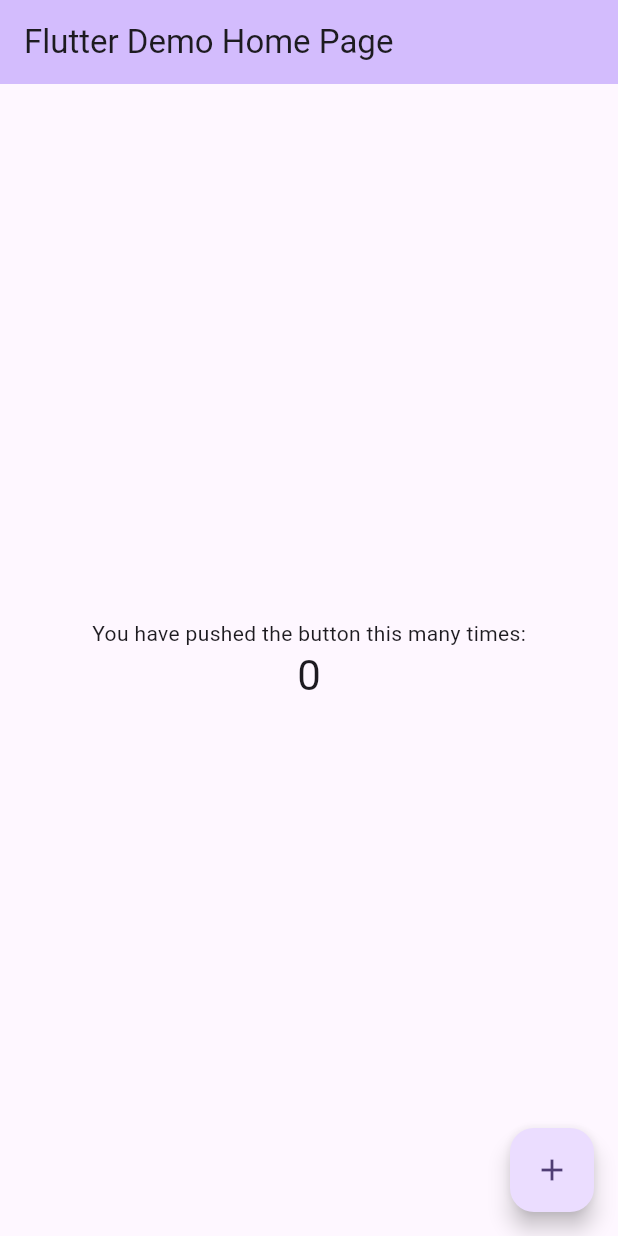
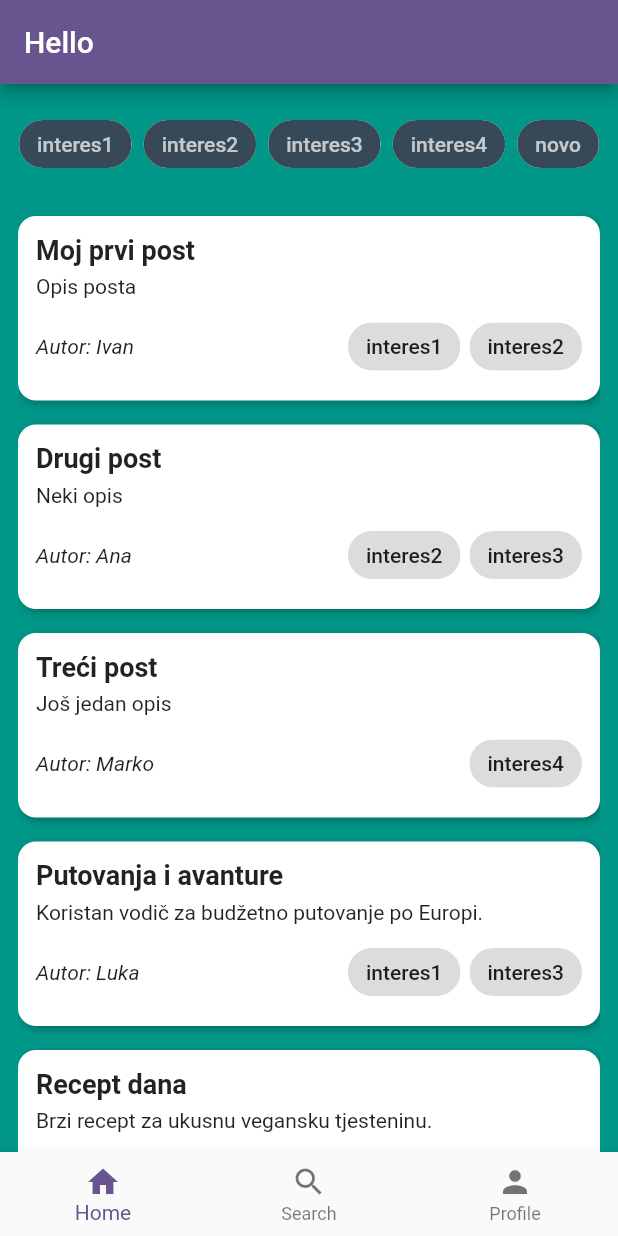
Before and after one commit to ManiTheG/SideQuest, a Flutter app: the screen it shows after launch, on a phone screen of 412 x 824 dp. Run offline on Flutter 3.47's test engine with Material 3 defaults, Android fonts, the phone set to English and light mode, and no system bars; our stand-ins replace firebase_core; accounts and stored records are empty.

Commit message:
Kreiran home screen.
Dodatno mjenjan home screen i kreiran profile screen.

Testno dodana lista postova.

```diff
--- a/lib/main.dart
+++ b/lib/main.dart
@@ -1,6 +1,75 @@
-import 'package:flutter/material.dart';
+// ...existing code...
 import 'package:firebase_core/firebase_core.dart';
 import 'firebase_options.dart';
+import 'package:flutter/material.dart';
+import 'profile.dart';
+
+class Post {
+  final String naslov;
+  final String opis;
+  final String autor;
+  final List<String> interesi;
+
+  Post({
+    required this.naslov,
+    required this.opis,
+    required this.autor,
+    required this.interesi,
+  });
+}
+
+final List<String> _interesi = ["interes1", "interes2", "interes3", "interes4", "novo"];
+
+final List<Post> _posts = [
+  Post(
+    naslov: 'Moj prvi post',
+    opis: 'Opis posta',
+    autor: 'Ivan',
+    interesi: ['interes1', 'interes2'],
+  ),
+  Post(
+    naslov: 'Drugi post',
+    opis: 'Neki opis',
+    autor: 'Ana',
+    interesi: ['interes2', 'interes3'],
+  ),
+  Post(
+    naslov: 'Treći post',
+    opis: 'Još jedan opis',
+    autor: 'Marko',
+    interesi: ['interes4'],
+  ),
+  Post(
+    naslov: 'Putovanja i avanture',
+    opis: 'Koristan vodič za budžetno putovanje po Europi.',
+    autor: 'Luka',
+    interesi: ['interes1', 'interes3'],
+  ),
+  Post(
+    naslov: 'Recept dana',
+    opis: 'Brzi recept za ukusnu vegansku tjesteninu.',
+    autor: 'Maja',
+    interesi: ['interes2'],
+  ),
+  Post(
+    naslov: 'Tehnologija 2026',
+    opis: 'Pregled najzanimljivijih trendova u mobilnom razvoju.',
+    autor: 'Petar',
+    interesi: ['interes3', 'interes4'],
+  ),
+  Post(
+    naslov: 'Fit & zdravlje',
+    opis: 'Jednostavan plan treninga za početnike kod kuće.',
+    autor: 'Sara',
+    interesi: ['interes1', 'interes4'],
+  ),
+  Post(
+    naslov: 'Knjiga koju vrijedi pročitati',
+    opis: 'Kratka recenzija i citati iz najbolje prodavane knjige.',
+    autor: 'Ivona',
+    interesi: ['interes2', 'interes3'],
+  ),
+];
 
 void main() async {
   WidgetsFlutterBinding.ensureInitialized();
@@ -13,46 +82,21 @@ void main() async {
 class MyApp extends StatelessWidget {
   const MyApp({super.key});
 
-  // This widget is the root of your application.
   @override
   Widget build(BuildContext context) {
     return MaterialApp(
-      title: 'Flutter Demo',
+      title: 'Mc2',
       theme: ThemeData(
-        // This is the theme of your application.
-        //
-        // TRY THIS: Try running your application with "flutter run". You'll see
-        // the application has a purple toolbar. Then, without quitting the app,
-        // try changing the seedColor in the colorScheme below to Colors.green
-        // and then invoke "hot reload" (save your changes or press the "hot
-        // reload" button in a Flutter-supported IDE, or press "r" if you used
-        // the command line to start the app).
-        //
-        // Notice that the counter didn't reset back to zero; the application
-        // state is not lost during the reload. To reset the state, use hot
-        // restart instead.
-        //
-        // This works for code too, not just values: Most code changes can be
-        // tested with just a hot reload.
-        colorScheme: .fromSeed(seedColor: Colors.deepPurple),
+        colorScheme: ColorScheme.fromSeed(seedColor: Colors.deepPurple),
+        useMaterial3: false,
       ),
-      home: const MyHomePage(title: 'Flutter Demo Home Page'),
+      home: const MyHomePage(title: 'Mc2 Home'),
     );
   }
 }
 
 class MyHomePage extends StatefulWidget {
   const MyHomePage({super.key, required this.title});
-
-  // This widget is the home page of your application. It is stateful, meaning
-  // that it has a State object (defined below) that contains fields that affect
-  // how it looks.
-
-  // This class is the configuration for the state. It holds the values (in this
-  // case the title) provided by the parent (in this case the App widget) and
-  // used by the build method of the State. Fields in a Widget subclass are
-  // always marked "final".
-
   final String title;
 
   @override
@@ -60,68 +104,138 @@ class MyHomePage extends StatefulWidget {
 }
 
 class _MyHomePageState extends State<MyHomePage> {
-  int _counter = 0;
+  int _currentIndex = 0;
 
-  void _incrementCounter() {
+  final List<String> _selectedInterests = [];
+
+  void _selectToggle(String interest) {
     setState(() {
-      // This call to setState tells the Flutter framework that something has
-      // changed in this State, which causes it to rerun the build method below
-      // so that the display can reflect the updated values. If we changed
-      // _counter without calling setState(), then the build method would not be
-      // called again, and so nothing would appear to happen.
-      _counter++;
+      if (_selectedInterests.contains(interest)) {
+        _selectedInterests.remove(interest);
+      } else {
+        _selectedInterests.add(interest);
+      }
     });
+  }
+
+  List<Post> get _filteredPosts {
+    if (_selectedInterests.isEmpty) return _posts;
+    return _posts.where((p) => p.interesi.any((i) => _selectedInterests.contains(i))).toList();
   }
 
   @override
   Widget build(BuildContext context) {
-    // This method is rerun every time setState is called, for instance as done
-    // by the _incrementCounter method above.
-    //
-    // The Flutter framework has been optimized to make rerunning build methods
-    // fast, so that you can just rebuild anything that needs updating rather
-    // than having to individually change instances of widgets.
     return Scaffold(
-      appBar: AppBar(
-        // TRY THIS: Try changing the color here to a specific color (to
-        // Colors.amber, perhaps?) and trigger a hot reload to see the AppBar
-        // change color while the other colors stay the same.
-        backgroundColor: Theme.of(context).colorScheme.inversePrimary,
-        // Here we take the value from the MyHomePage object that was created by
-        // the App.build method, and use it to set our appbar title.
-        title: Text(widget.title),
-      ),
-      body: Center(
-        // Center is a layout widget. It takes a single child and positions it
-        // in the middle of the parent.
+      backgroundColor: Colors.teal,
+      appBar: AppBar(title: const Text("Hello")),
+      body: SafeArea(
         child: Column(
-          // Column is also a layout widget. It takes a list of children and
-          // arranges them vertically. By default, it sizes itself to fit its
-          // children horizontally, and tries to be as tall as its parent.
-          //
-          // Column has various properties to control how it sizes itself and
-          // how it positions its children. Here we use mainAxisAlignment to
-          // center the children vertically; the main axis here is the vertical
-          // axis because Columns are vertical (the cross axis would be
-          // horizontal).
-          //
-          // TRY THIS: Invoke "debug painting" (choose the "Toggle Debug Paint"
-          // action in the IDE, or press "p" in the console), to see the
-          // wireframe for each widget.
-          mainAxisAlignment: .center,
           children: [
-            const Text('You have pushed the button this many times:'),
-            Text(
-              '$_counter',
-              style: Theme.of(context).textTheme.headlineMedium,
+            // Interests row (wrap)
+            Padding(
+              padding: const EdgeInsets.symmetric(horizontal: 12, vertical: 16),
+              child: Wrap(
+                spacing: 8,
+                runSpacing: 8,
+                children: _interesi.map((interest) {
+                  final isSelected = _selectedInterests.contains(interest);
+                  return FilterChip(
+                    label: Text(
+                      interest,
+                      style: TextStyle(color: isSelected ? Colors.white : Colors.white70),
+                    ),
+                    selected: isSelected,
+                    onSelected: (_) => _selectToggle(interest),
+                    backgroundColor: const Color.fromARGB(255, 55, 73, 87),
+                    selectedColor: const Color.fromARGB(255, 16, 103, 234),
+                    checkmarkColor: Colors.white,
+                    shape: RoundedRectangleBorder(borderRadius: BorderRadius.circular(20)),
+                    showCheckmark: false,
+                  );
+                }).toList(),
+              ),
+            ),
+
+            // Posts below
+            Expanded(
+              child: Container(
+                padding: const EdgeInsets.symmetric(horizontal: 12),
+                child: _filteredPosts.isEmpty
+                    ? const Center(
+                        child: Text(
+                          'Nema postova za odabrane interese',
+                          style: TextStyle(color: Colors.white),
+                        ),
+                      )
+                    : ListView.builder(
+                        itemCount: _filteredPosts.length,
+                        itemBuilder: (context, index) {
+                          final post = _filteredPosts[index];
+                          return Container(
+                            margin: const EdgeInsets.symmetric(vertical: 8),
+                            padding: const EdgeInsets.all(12),
+                            decoration: BoxDecoration(
+                              color: Colors.white,
+                              borderRadius: BorderRadius.circular(12),
+                              boxShadow: const [
+                                BoxShadow(color: Colors.black26, blurRadius: 4, offset: Offset(2, 2)),
+                              ],
+                            ),
+                            child: Column(
+                              crossAxisAlignment: CrossAxisAlignment.start,
+                              children: [
+                                Text(post.naslov, style: const TextStyle(fontSize: 18, fontWeight: FontWeight.bold)),
+                                const SizedBox(height: 6),
+                                Text(post.opis),
+                                const SizedBox(height: 8),
+                                Row(
+                                  mainAxisAlignment: MainAxisAlignment.spaceBetween,
+                                  children: [
+                                    Text('Autor: ${post.autor}', style: const TextStyle(fontStyle: FontStyle.italic)),
+                                    Wrap(
+                                      spacing: 6,
+                                      children: post.interesi.map((i) => Chip(label: Text(i))).toList(),
+                                    )
+                                  ],
+                                ),
+                              ],
+                            ),
+                          );
+                        },
+                      ),
+              ),
             ),
           ],
         ),
       ),
-      floatingActionButton: FloatingActionButton(
-        onPressed: _incrementCounter,
-        tooltip: 'Increment',
-        child: const Icon(Icons.add),
+      //bottom navigation bar
+      bottomNavigationBar: BottomNavigationBar(
+        currentIndex: _currentIndex,
+        onTap: (index) {
+          if (index == 2) {
+            // open profile page
+            Navigator.push(context, MaterialPageRoute(builder: (_) => const ProfilePage()));
+            return;
+          }
+          // switch selected tab for other indices (optional behavior)
+          setState(() {
+            _currentIndex = index;
+          });
+        },
+        items: const [
+          BottomNavigationBarItem(
+            icon: Icon(Icons.home),
+            label: 'Home',
+          ),
+          BottomNavigationBarItem(
+            icon: Icon(Icons.search),
+            label: 'Search',
+          ),
+          BottomNavigationBarItem(
+            icon: Icon(Icons.person),
+            label: 'Profile',
+          ),
+        ],
       ),
     );
   }
--- /dev/null
+++ b/lib/profile.dart
@@ -0,0 +1,35 @@
+import 'package:flutter/material.dart';
+
+class ProfilePage extends StatelessWidget {
+  const ProfilePage({super.key});
+
+  @override
+  Widget build(BuildContext context) {
+    return Scaffold(
+      appBar: AppBar(
+        title: const Text("Profile"),
+      ),
+      body: Center(
+        child: Column(
+          mainAxisAlignment: MainAxisAlignment.center,
+          children: const [
+            CircleAvatar(
+              radius: 50,
+              backgroundImage: NetworkImage("https://via.placeholder.com/150"),
+            ),
+            SizedBox(height: 16),
+            Text(
+              "John Doe",
+              style: TextStyle(fontSize: 24, fontWeight: FontWeight.bold),
+            ),
+            SizedBox(height: 8),
+            Text(
+              "Flutter Developer",
+              style: TextStyle(fontSize: 16, color: Colors.grey),
+            ),
+          ],
+        ),
+      ),
+    );
+  }
+}
```
Also changed, not shown: lib/firebase_options.dart, 1 other file.
